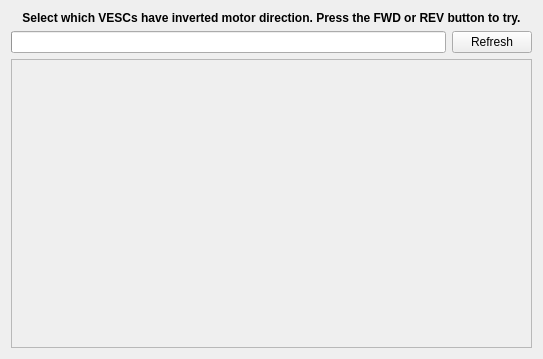
First picture: the form in widgets/dirsetup.ui, repository CYC-MOTOR/CYC-tool, before the edit.
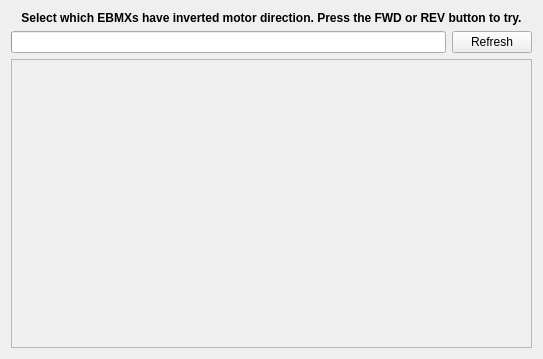
Second picture: the form after the edit.

Diff of the .ui file:
```diff
--- a/widgets/dirsetup.ui
+++ b/widgets/dirsetup.ui
@@ -18,12 +18,11 @@
     <widget class="QLabel" name="label">
      <property name="font">
       <font>
-       <weight>75</weight>
        <bold>true</bold>
       </font>
      </property>
      <property name="text">
-      <string>Select which VESCs have inverted motor direction. Press the FWD or REV button to try.</string>
+      <string>&lt;html&gt;&lt;head/&gt;&lt;body&gt;&lt;p&gt;Select which EBMXs have inverted motor direction. Press the FWD or REV button to try.&lt;/p&gt;&lt;/body&gt;&lt;/html&gt;</string>
      </property>
      <property name="alignment">
       <set>Qt::AlignCenter</set>
```
Left out of the diff: 2 changed lines with no effect on the pictures.
